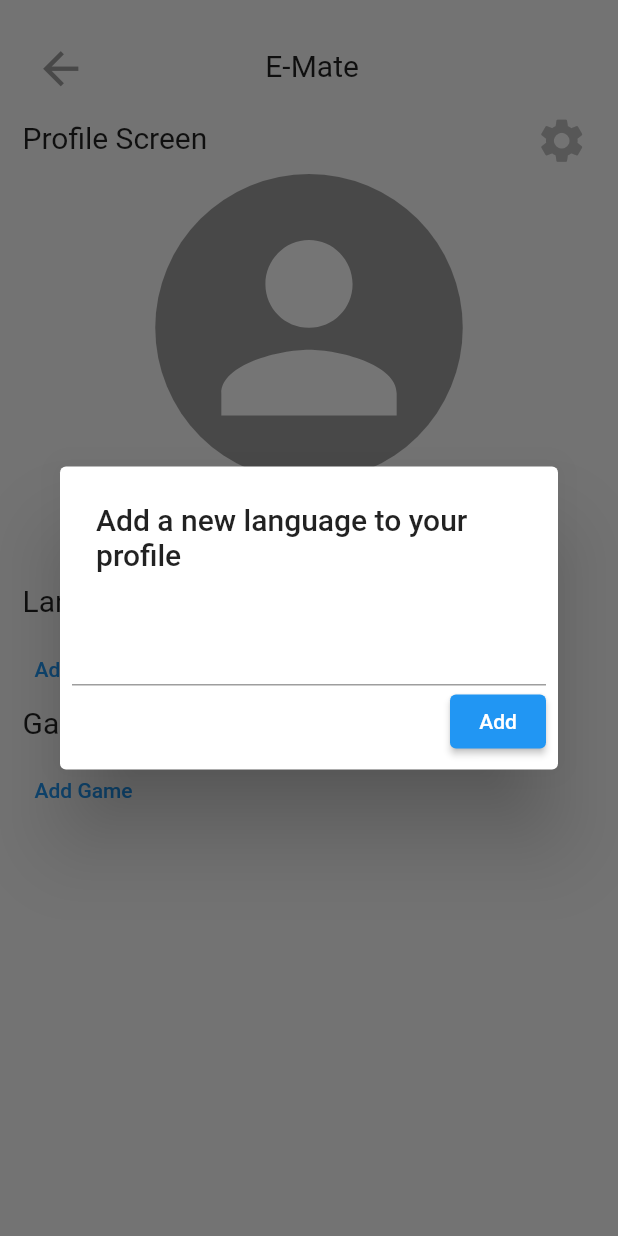
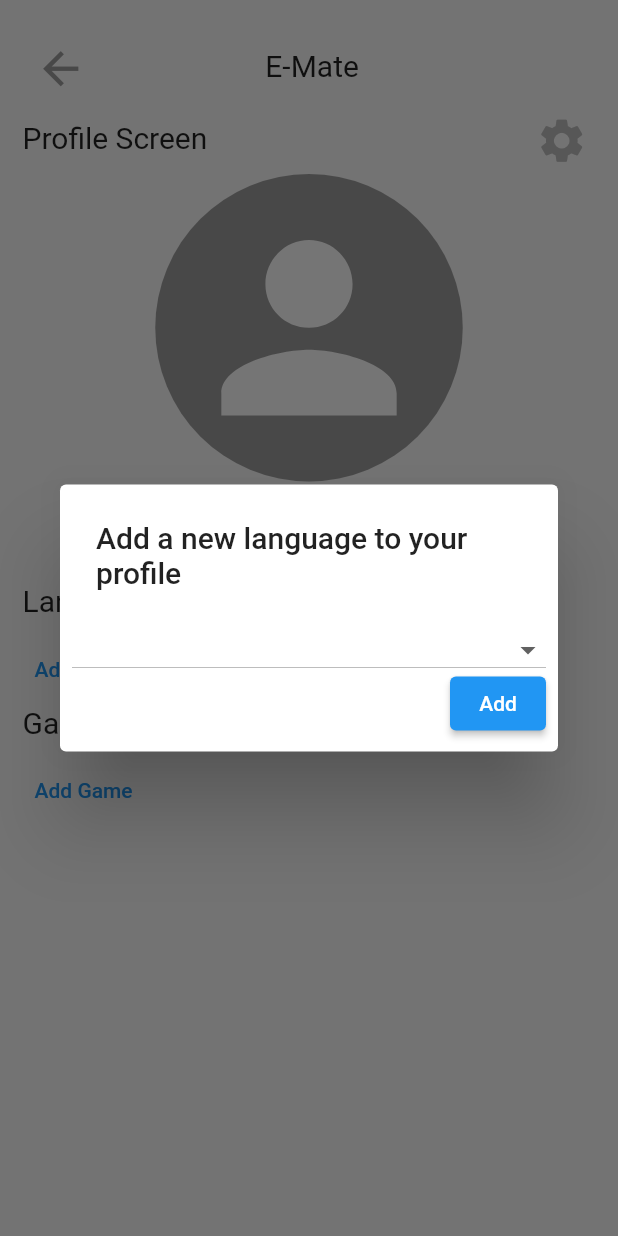
Before and after one commit to KuronoaScarlet/Project-Cosparty, a Flutter app: the ProfileScreen screen opened directly with empty values, after a tap on "Add Language", on a phone screen of 412 x 824 dp. Run offline on Flutter 3.47's test engine with Material 2 defaults, Android fonts, the phone set to English and light mode, and no system bars; our stand-ins replace cloud_firestore, firebase_auth, firebase_core, firebase_storage; missing offline and left inert: flutterfire_ui; accounts and stored records are empty; statements that could not run were skipped.

Commit message:
Added DropdownButton to "Add Language/Game" in order to avoid errors

```diff
--- a/emate/lib/profile_screen.dart
+++ b/emate/lib/profile_screen.dart
@@ -180,13 +180,13 @@ class _ProfileScreenState extends State<ProfileScreen> {
                       ),
                       ProfileElements(array: languages),
                       AddButton(
-                        controller: controller,
                         array: languages,
                         db: db,
                         widget: widget,
                         buttonText: "Add Language",
                         messageText: "Add a new language to your profile",
                         arrayName: "Languages",
+                        changer: true,
                       ),
                     ],
                   ),
@@ -199,13 +199,13 @@ class _ProfileScreenState extends State<ProfileScreen> {
                       ),
                       ProfileElements(array: games),
                       AddButton(
-                        controller: controller,
                         array: games,
                         db: db,
                         widget: widget,
                         buttonText: "Add Game",
                         messageText: "Add a new game to your profile",
                         arrayName: "Games",
+                        changer: false,
                       ),
                     ],
                   ),
--- a/emate/lib/widgets/add_button.dart
+++ b/emate/lib/widgets/add_button.dart
@@ -3,42 +3,106 @@ import 'package:flutter/material.dart';
 
 import '../profile_screen.dart';
 
-class AddButton extends StatelessWidget {
+class AddButton extends StatefulWidget {
   final String buttonText;
   final String messageText;
   final List<dynamic> array;
   final String arrayName;
+  final bool changer;
 
   const AddButton({
     Key? key,
-    required this.controller,
     required this.db,
     required this.widget,
     required this.buttonText,
     required this.messageText,
     required this.array,
     required this.arrayName,
+    required this.changer,
   }) : super(key: key);
 
-  final TextEditingController controller;
   final FirebaseFirestore db;
   final ProfileScreen widget;
 
   @override
+  State<AddButton> createState() => _AddButtonState();
+}
+
+class _AddButtonState extends State<AddButton> {
+  late TextEditingController controller;
+  @override
+  void initState() {
+    controller = TextEditingController(text: "");
+  }
+
+  @override
+  void dispose() {
+    controller.dispose();
+    super.dispose();
+  }
+
+  @override
   Widget build(BuildContext context) {
+    List<String> l = [
+      "Spanish",
+      "English",
+      "Chinese",
+      "French",
+      "German",
+      "Japanese",
+      "Italian",
+      "Korean",
+      "Russian",
+      "Portuguese"
+    ];
+    List<String> g = [
+      "Apex Legends",
+      "Battle Cats",
+      "Clash Royale",
+      "Clash of Clans",
+      "Epic Seven",
+      "Fortnite",
+      "Genshin Impact",
+      "Heartstone",
+      "League of Legends",
+      "Minecraft",
+      "Osu!",
+      "Pubg",
+      "Rust",
+      "Smash Bros",
+      "Valorant"
+    ];
+
     return TextButton(
       onPressed: () => showDialog<String>(
         context: context,
         builder: (BuildContext context) => AlertDialog(
-          title: Text(messageText),
+          title: Text(widget.messageText),
           actions: [
-            TextField(
-              controller: controller,
+            DropdownButton(
+              items: (widget.changer)
+                  ? l
+                      .map((e) => DropdownMenuItem(child: Text(e), value: e))
+                      .toList()
+                  : g
+                      .map((e) => DropdownMenuItem(child: Text(e), value: e))
+                      .toList(),
+              onChanged: (value) {
+                setState(() {
+                  controller.text = value.toString();
+                });
+              },
+              hint: Text(controller.text),
+              isDense: true,
+              isExpanded: true,
+              itemHeight: null,
             ),
             ElevatedButton(
               onPressed: () {
-                array.add(controller.text);
-                db.doc("/users/${widget.userID}").update({arrayName: array});
+                widget.array.add(controller.text);
+                widget.db
+                    .doc("/users/${widget.widget.userID}")
+                    .update({widget.arrayName: widget.array});
                 if (controller.text.isNotEmpty) {
                   controller.clear();
                 }
@@ -49,7 +113,7 @@ class AddButton extends StatelessWidget {
           ],
         ),
       ),
-      child: Text(buttonText),
+      child: Text(widget.buttonText),
     );
   }
 }
```
Also changed, not shown: emate/lib/inbox_screen.dart (+9 -11 lines), emate/lib/search_screen.dart (+3 -4 lines).
